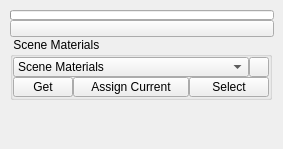
First picture: the form in ui/level_3/materials.ui, repository m3trik/Scripts_portable, before the edit.
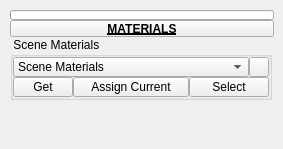
Second picture: the form after the edit. Custom widgets are drawn as their Qt base class.

```diff
--- a/ui/level_3/materials.ui
+++ b/ui/level_3/materials.ui
@@ -363,8 +363,15 @@
          <height>17</height>
         </size>
        </property>
+       <property name="font">
+        <font>
+         <weight>75</weight>
+         <bold>true</bold>
+         <underline>true</underline>
+        </font>
+       </property>
        <property name="text">
-        <string/>
+        <string>MATERIALS</string>
        </property>
        <property name="checkable">
         <bool>true</bool>
@@ -376,6 +383,11 @@
   </widget>
  </widget>
  <customwidgets>
+  <customwidget>
+   <class>TkToolButton</class>
+   <extends>QToolButton</extends>
+   <header>widgets.tktoolbutton.h</header>
+  </customwidget>
   <customwidget>
    <class>TkPushButton_Draggable</class>
    <extends>QPushButton</extends>
@@ -391,11 +403,6 @@
    <extends>QComboBox</extends>
    <header>widgets.tkcombobox.h</header>
   </customwidget>
-  <customwidget>
-   <class>TkToolButton</class>
-   <extends>QToolButton</extends>
-   <header>widgets.tktoolbutton.h</header>
-  </customwidget>
  </customwidgets>
  <resources/>
  <connections/>
```
